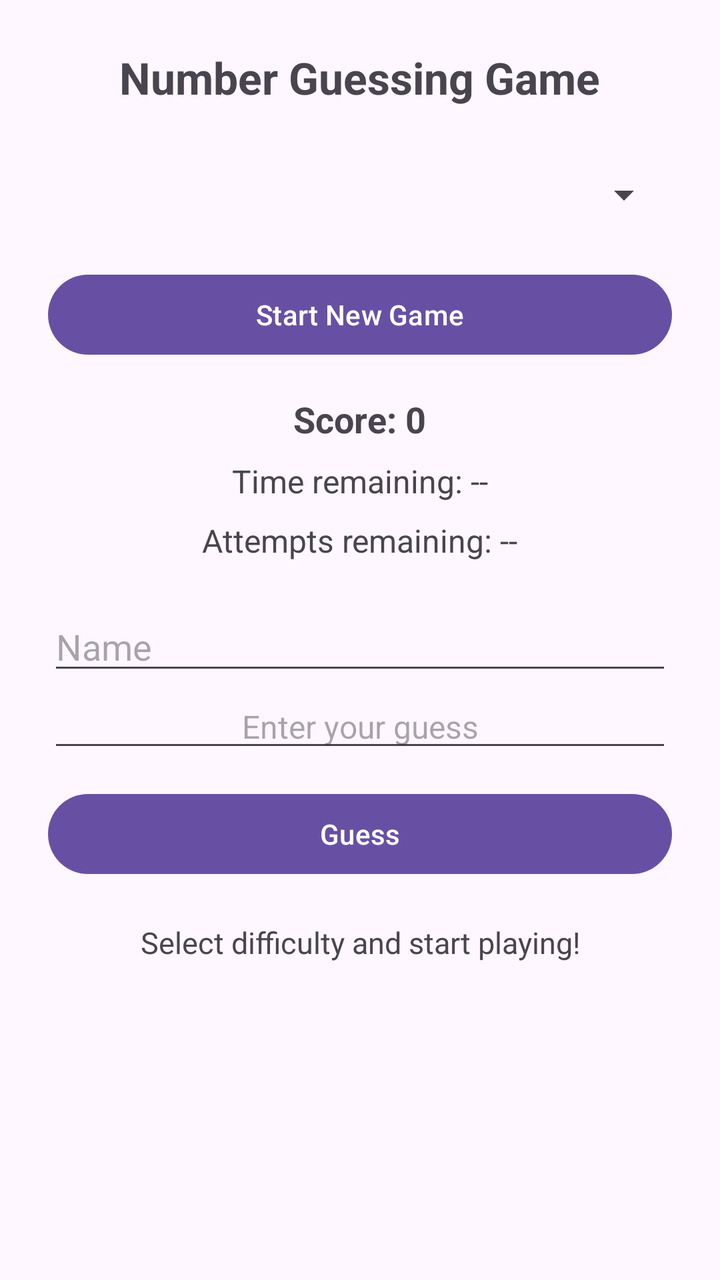
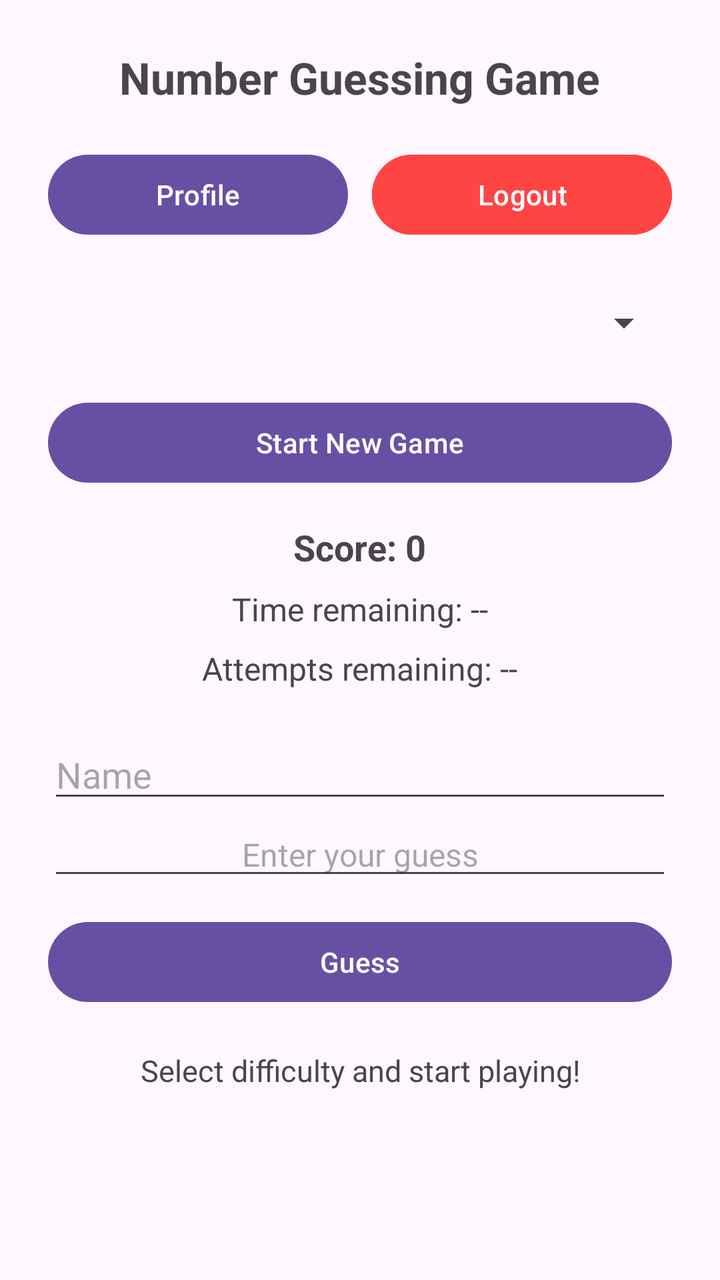

Two renders of the same Android screen: before a commit and after it. Below are the layout's source before the change and the commit's diff.
<!-- AndroidManifest.xml: application theme Theme.SpinnerGuess -->
<!-- res/layout/activity_main.xml -->
<?xml version="1.0" encoding="utf-8"?>
<LinearLayout xmlns:android="http://schemas.android.com/apk/res/android"
    android:layout_width="match_parent"
    android:layout_height="match_parent"
    android:orientation="vertical"
    android:padding="24dp"
    android:gravity="center_horizontal">

    <TextView
        android:layout_width="wrap_content"
        android:layout_height="wrap_content"
        android:text="Number Guessing Game"
        android:textSize="22sp"
        android:textStyle="bold"
        android:layout_marginBottom="20dp" />

    <Spinner
        android:id="@+id/spinnerDifficulty"
        android:layout_width="match_parent"
        android:layout_height="48dp"
        android:layout_marginBottom="12dp" />

    <Button
        android:id="@+id/btnNewGame"
        android:layout_width="match_parent"
        android:layout_height="wrap_content"
        android:text="Start New Game"
        android:layout_marginBottom="16dp" />

    <TextView
        android:id="@+id/tvScore"
        android:layout_width="wrap_content"
        android:layout_height="wrap_content"
        android:text="Score: 0"
        android:textSize="18sp"
        android:textStyle="bold"
        android:layout_marginBottom="8dp" />

    <TextView
        android:id="@+id/tvTimer"
        android:layout_width="wrap_content"
        android:layout_height="wrap_content"
        android:text="Time remaining: --"
        android:textSize="16sp"
        android:layout_marginBottom="8dp" />

    <TextView
        android:id="@+id/tvAttempts"
        android:layout_width="wrap_content"
        android:layout_height="wrap_content"
        android:text="Attempts remaining: --"
        android:textSize="16sp"
        android:layout_marginBottom="20dp" />

    <EditText
        android:id="@+id/name"
        android:layout_width="match_parent"
        android:layout_height="wrap_content"
        android:ems="10"
        android:inputType="text"
        android:hint="Name" />

    <EditText
        android:id="@+id/etGuess"
        android:layout_width="match_parent"
        android:layout_height="wrap_content"
        android:hint="Enter your guess"
        android:inputType="number"
        android:gravity="center"
        android:textSize="16sp"
        android:layout_marginBottom="12dp" />

    <Button
        android:id="@+id/btnGuess"
        android:layout_width="match_parent"
        android:layout_height="wrap_content"
        android:text="Guess"
        android:layout_marginBottom="20dp" />

    <TextView
        android:id="@+id/tvFeedback"
        android:layout_width="wrap_content"
        android:layout_height="wrap_content"
        android:text="Select difficulty and start playing!"
        android:textSize="15sp"
        android:gravity="center" />

</LinearLayout>
<!-- resources referenced by this layout -->
<resources>
  <style name="Theme.SpinnerGuess" parent="Base.Theme.SpinnerGuess" />
  <style name="Base.Theme.SpinnerGuess" parent="Theme.Material3.DayNight.NoActionBar">
          
          
      </style>
</resources>

<!-- the commit's change to res/layout/activity_main.xml (unified diff, before → after) -->
@@ -13,6 +13,32 @@
         android:textSize="22sp"
         android:textStyle="bold"
         android:layout_marginBottom="20dp" />
+
+    
+    <LinearLayout
+        android:layout_width="match_parent"
+        android:layout_height="wrap_content"
+        android:orientation="horizontal"
+        android:weightSum="2"
+        android:layout_marginBottom="16dp">
+
+        <Button
+            android:id="@+id/btnProfile"
+            android:layout_width="0dp"
+            android:layout_height="wrap_content"
+            android:layout_weight="1"
+            android:text="Profile"
+            android:layout_marginEnd="6dp" />
+
+        <Button
+            android:id="@+id/btnLogout"
+            android:layout_width="0dp"
+            android:layout_height="wrap_content"
+            android:layout_weight="1"
+            android:text="Logout"
+            android:layout_marginStart="6dp"
+            android:backgroundTint="@android:color/holo_red_light" />
+    </LinearLayout>
 
     <Spinner
         android:id="@+id/spinnerDifficulty"
